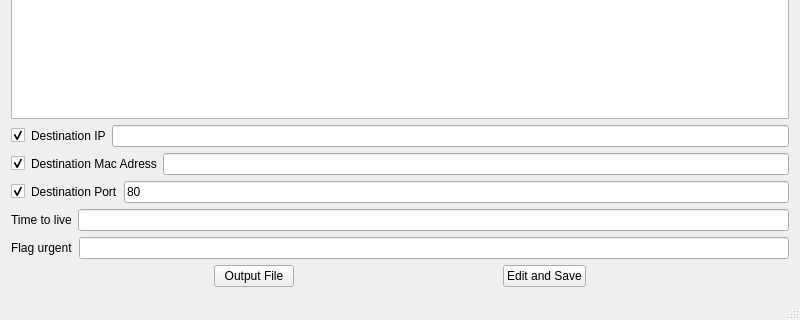
First picture: the form in mainwindow.ui, repository xQsme/SRC_Packets, before the edit; both pictures show x 0 to 800 and y 280 to 600 of the 800 by 600 pixel window.
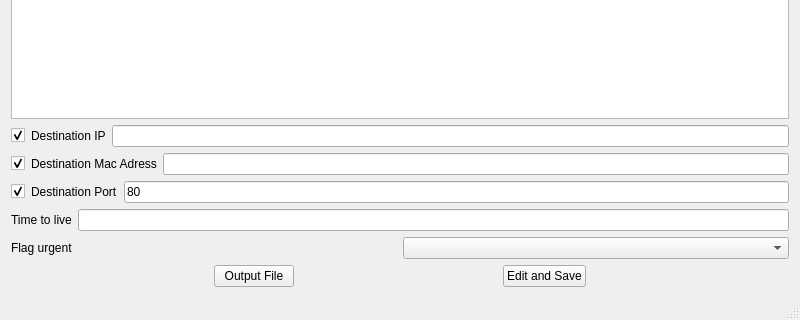
Second picture: the form after the edit.

Commit message: adiaço do ttl e do urgent flag

Patch:
```diff
--- a/mainwindow.ui
+++ b/mainwindow.ui
@@ -171,7 +171,7 @@
          </widget>
         </item>
         <item>
-         <widget class="QLineEdit" name="editFlag"/>
+         <widget class="QComboBox" name="comboFlag"/>
         </item>
        </layout>
       </item>
```
The commit also changes 2 other files.
